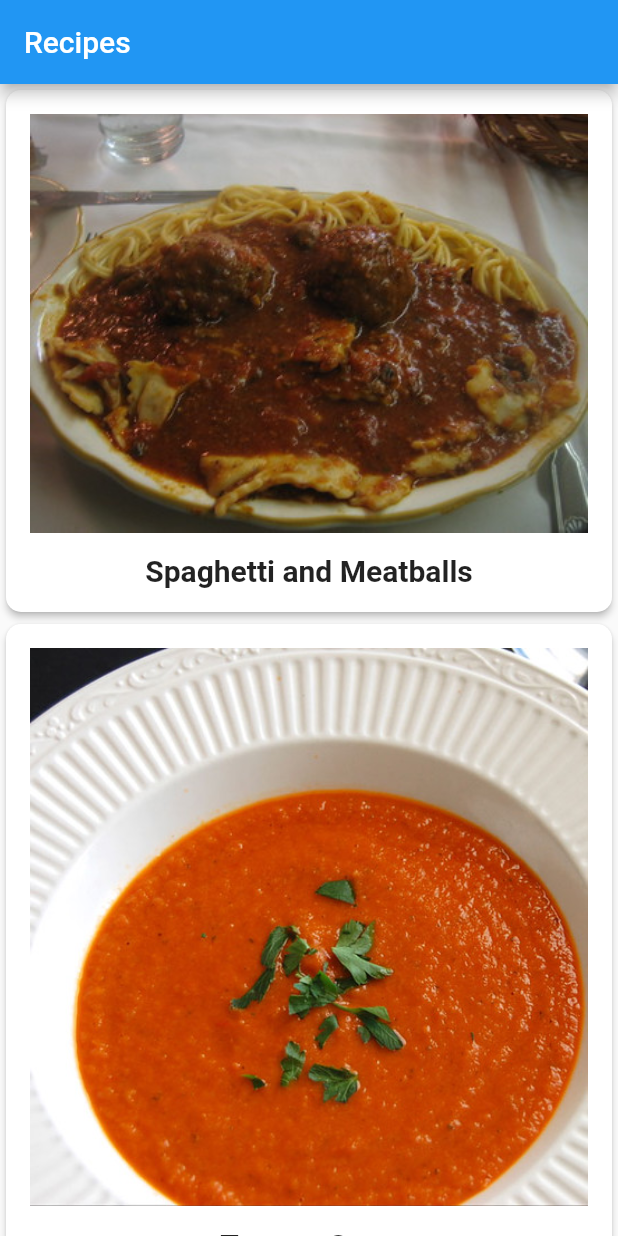
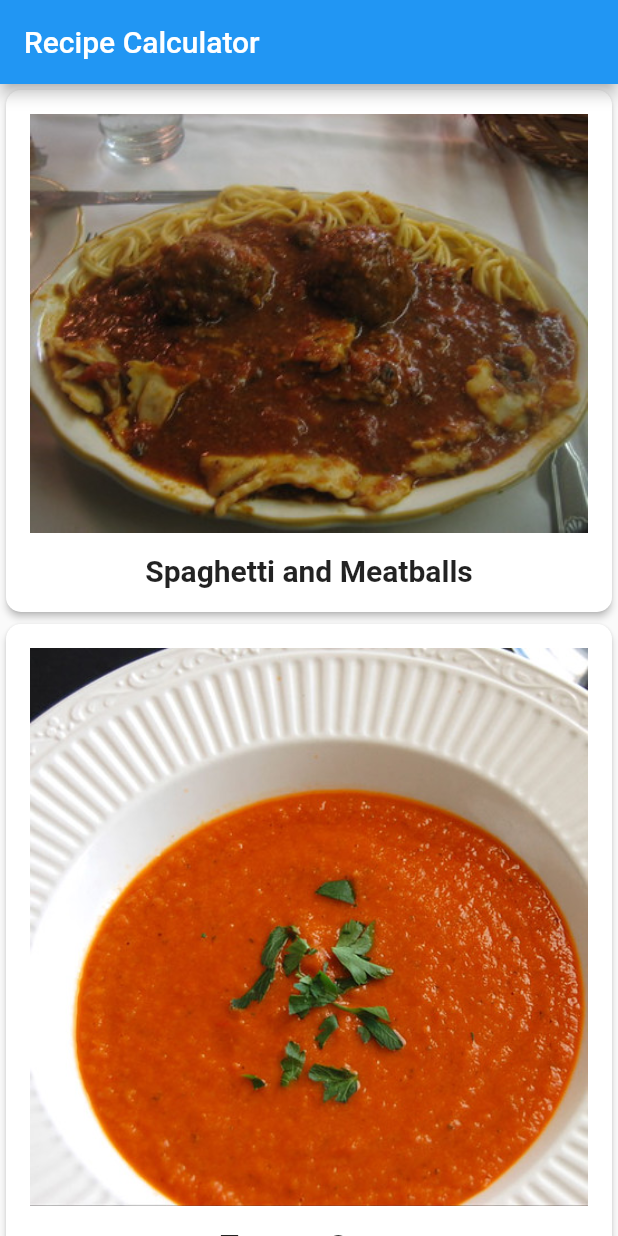
Before and after one commit to mehedi-4958/recipeApp, a Flutter app: the screen it shows after launch, on a phone screen of 412 x 824 dp. Run offline on Flutter 3.47's test engine with Material 2 defaults, Android fonts, the phone set to English and light mode, and no system bars; Roboto replaces fonts that are missing (Palatino).

Commit message:
flutter 2.5 compatible

```diff
--- a/lib/main.dart
+++ b/lib/main.dart
@@ -10,21 +10,22 @@ class RecipeApp extends StatelessWidget {
   // This widget is the root of your application.
   @override
   Widget build(BuildContext context) {
+    final ThemeData theme = ThemeData();
     return MaterialApp(
       title: 'Recipes',
-      theme: ThemeData(
-
-        primaryColor: Colors.white,
-        accentColor: Colors.black,
+      theme: theme.copyWith(
+        colorScheme: theme.colorScheme.copyWith(
+          primary: Colors.blue,
+          secondary: Colors.black,
+        ),
       ),
-      home: MyHomePage(title: 'Recipes'),
+      home: MyHomePage(title: 'Recipe Calculator'),
     );
   }
 }
 
 class MyHomePage extends StatefulWidget {
   MyHomePage({Key? key, required this.title}) : super(key: key);
-
 
   final String title;
 
@@ -45,9 +46,14 @@ class _MyHomePageState extends State<MyHomePage> {
           itemBuilder: (BuildContext context, int index) {
             return GestureDetector(
               onTap: () {
-                Navigator.push(context, MaterialPageRoute(builder: (context) {
-                  return RecipeDetail(recipe: Recipe.samples[index]);
-                }));
+                Navigator.push(
+                  context,
+                  MaterialPageRoute(
+                    builder: (context) {
+                      return RecipeDetail(recipe: Recipe.samples[index]);
+                    },
+                  ),
+                );
               },
               child: buildRecipeCard(Recipe.samples[index]),
             );
--- a/lib/recipe_detail.dart
+++ b/lib/recipe_detail.dart
@@ -47,15 +47,16 @@ class _RecipeDetailState extends State<RecipeDetail> {
               ),
             ),
             Slider(
+              min: 1,
+              max: 10,
+              divisions: 10,
+              label: '${_sliderVal * widget.recipe.servings} servings',
               value: _sliderVal.toDouble(),
               onChanged: (newValue) {
                 setState(() {
                   _sliderVal = newValue.round();
                 });
               },
-              min: 1,
-              max: 10,
-              divisions: 10,
               activeColor: Colors.green,
               inactiveColor: Colors.black,
             )
```
Also changed, not shown: pubspec.lock.
